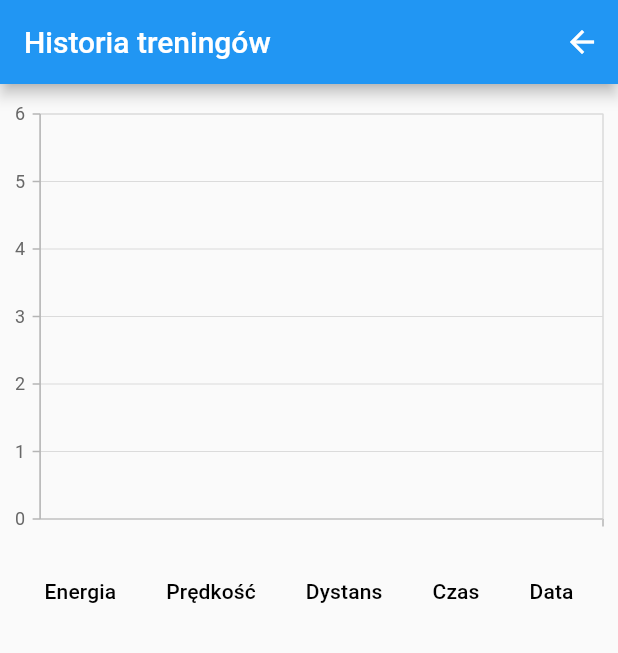
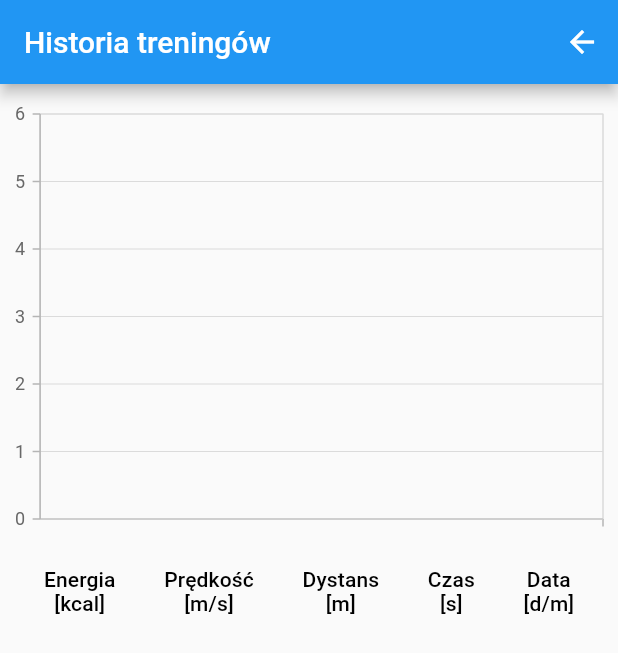
Before and after one commit to piotrnarecki/run4fun, a Flutter app: the HomePage screen opened directly, after a tap on "Historia", on a phone screen of 412 x 824 dp. Shown: the top 653 px of the screen. Run offline on Flutter 3.47's test engine with Material 2 defaults, Android fonts, the phone set to English and light mode, and no system bars; our stand-ins replace cloud_firestore, firebase_auth, firebase_core, geolocator, google_fonts, google_maps_flutter and 2 more; missing offline and left inert: flutter_polyline_points; accounts and stored records are empty.

Commit message:
Małe zmiany do finalnej wersji.

```diff
--- a/lib/login_route.dart
+++ b/lib/login_route.dart
@@ -60,7 +60,7 @@ class HomePage extends StatelessWidget {
       //Image.asset('assets/running-facts-crazy.png'),
       SizedBox(height: 8),
         IconAndDetail(Icons.calendar_today, formattedDate),
-        IconAndDetail(Icons.location_city, 'Wrocław'),
+        IconAndDetail(Icons.verified_user, FirebaseAuth.instance.currentUser!.displayName!),
         Consumer<ApplicationState>(
           builder: (context, appState, _) => Authentication(
             loginState: appState.loginState,
@@ -452,11 +452,11 @@ class _GuestBookState2 extends State<GuestBook2> {
             dataRowHeight: 16,
             columnSpacing: 22,
             columns: [
-              DataColumn(label: Expanded(child: Text('Energia',textAlign: TextAlign.center))),
-              DataColumn(label: Expanded(child: Text('Prędkość',textAlign: TextAlign.center))),
-              DataColumn(label: Expanded(child: Text('Dystans',textAlign: TextAlign.center))),
-              DataColumn(label: Expanded(child: Text('Czas',textAlign: TextAlign.center))),
-              DataColumn(label: Expanded(child: Text('Data',textAlign: TextAlign.center))),
+              DataColumn(label: Expanded(child: Text('Energia\n[kcal]',textAlign: TextAlign.center))),
+              DataColumn(label: Expanded(child: Text('Prędkość\n[m/s]',textAlign: TextAlign.center))),
+              DataColumn(label: Expanded(child: Text('Dystans\n[m]',textAlign: TextAlign.center))),
+              DataColumn(label: Expanded(child: Text('Czas\n[s]',textAlign: TextAlign.center))),
+              DataColumn(label: Expanded(child: Text('Data\n[d/m]',textAlign: TextAlign.center))),
             ],
             rows: [
               for (var message in widget.messages)
```
